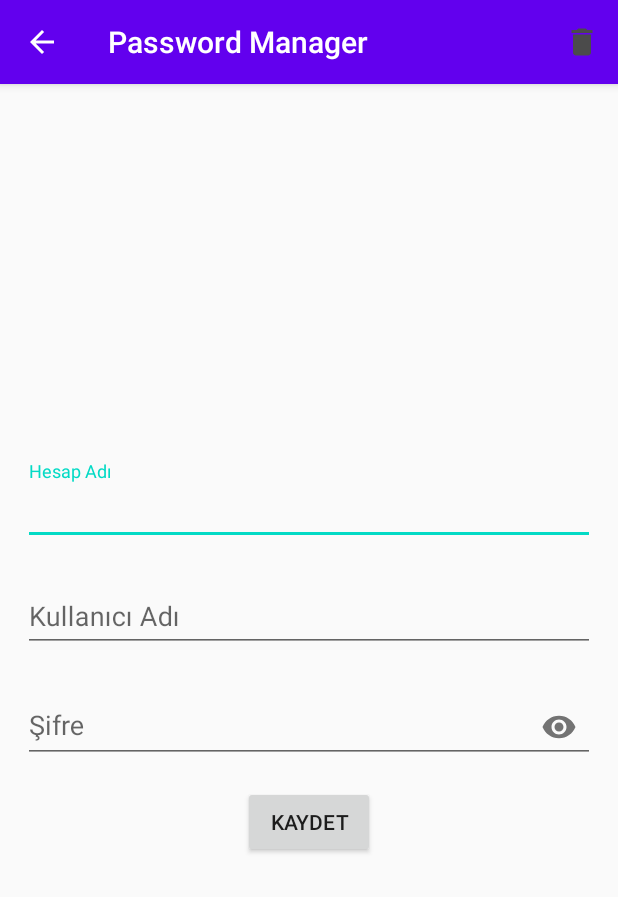
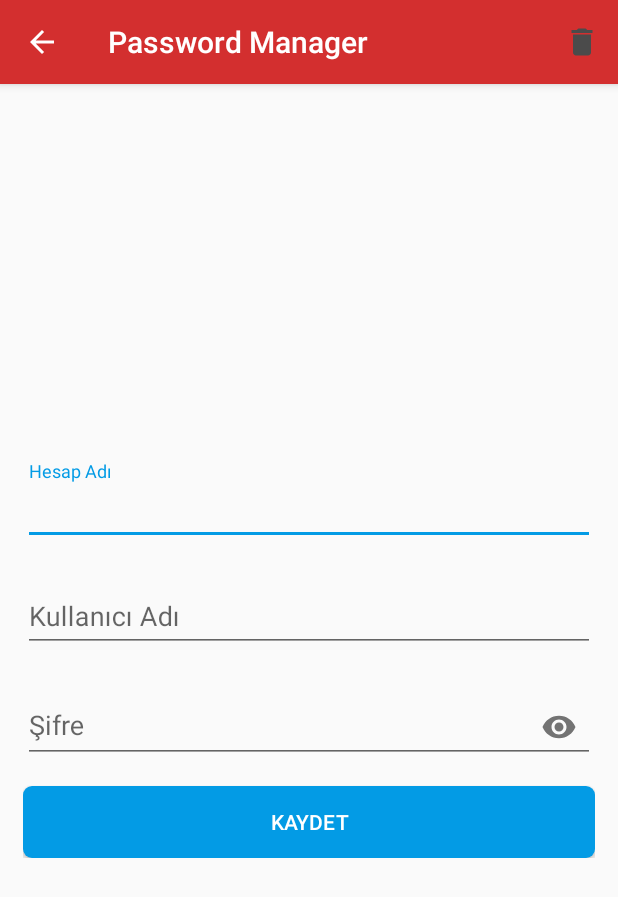
Before and after one commit to aliosmanoktar/PasswordManager, an Android app: the AddedPasswordActivity screen opened directly, with no data from a screen before it, on a phone screen of 412 x 824 dp. Shown: the top 897 px of the screen. Run offline under Robolectric (Android 15) with nearby library versions, the phone set to English and light mode, and no system bars; 3 statements that could not run were skipped.

Commit message:
Updata app colors

```diff
--- a/app/src/main/AndroidManifest.xml
+++ b/app/src/main/AndroidManifest.xml
@@ -18,15 +18,15 @@
         android:roundIcon="@mipmap/ic_launcher_round"
         android:supportsRtl="true"
         android:theme="@style/AppTheme">
-        <activity android:name=".Activity.AddedPasswordActivity"></activity>
-        <activity android:name=".Activity.PasswordListActivity" />
-        <activity android:name=".Activity.MainActivity">
+        <activity android:name=".Activity.AddedPasswordActivity" />
+        <activity android:name=".Activity.PasswordListActivity">
             <intent-filter>
                 <action android:name="android.intent.action.MAIN" />
 
                 <category android:name="android.intent.category.LAUNCHER" />
             </intent-filter>
         </activity>
+        <activity android:name=".Activity.MainActivity" />
     </application>
 
 </manifest>
--- a/app/src/main/res/layout/activity_added_password.xml
+++ b/app/src/main/res/layout/activity_added_password.xml
@@ -58,8 +58,11 @@
         </com.google.android.material.textfield.TextInputLayout>
 
         <Button
+            android:layout_width="match_parent"
+            android:background="@drawable/shape_btn_rounded"
+            android:backgroundTint="#039BE5"
             android:id="@+id/AddedActivity.kaydet"
-            android:layout_width="wrap_content"
+            android:textColor="@color/white"
             android:layout_height="wrap_content"
             android:layout_gravity="center_horizontal"
             android:layout_marginTop="15dp"
--- a/app/src/main/res/layout/activity_password_list.xml
+++ b/app/src/main/res/layout/activity_password_list.xml
@@ -19,6 +19,8 @@
         app:layoutManager="androidx.recyclerview.widget.LinearLayoutManager" />
 
     <com.google.android.material.floatingactionbutton.FloatingActionButton
+        android:backgroundTint="@color/colorPrimary"
+        android:tint="@color/white"
         android:id="@+id/password.list.activity_fab"
         android:layout_width="wrap_content"
         android:layout_height="wrap_content"
--- a/app/src/main/res/values/colors.xml
+++ b/app/src/main/res/values/colors.xml
@@ -6,9 +6,9 @@
   -->
 
 <resources>
-    <color name="colorPrimary">#6200EE</color>
-    <color name="colorPrimaryDark">#3700B3</color>
-    <color name="colorAccent">#03DAC5</color>
+    <color name="colorPrimary">#D32F2F</color>
+    <color name="colorPrimaryDark">#B71C1C</color>
+    <color name="colorAccent">#039BE5</color>
     <color name="white">#FFFFFF</color>
     <color name="color_succes">#00B576</color>
     <color name="color_error">#C1272D</color>
```
Also changed, not shown: app/src/main/java/com/aliosman/passwordmanager/Activity/PasswordListActivity.kt (+8 -1 lines).
